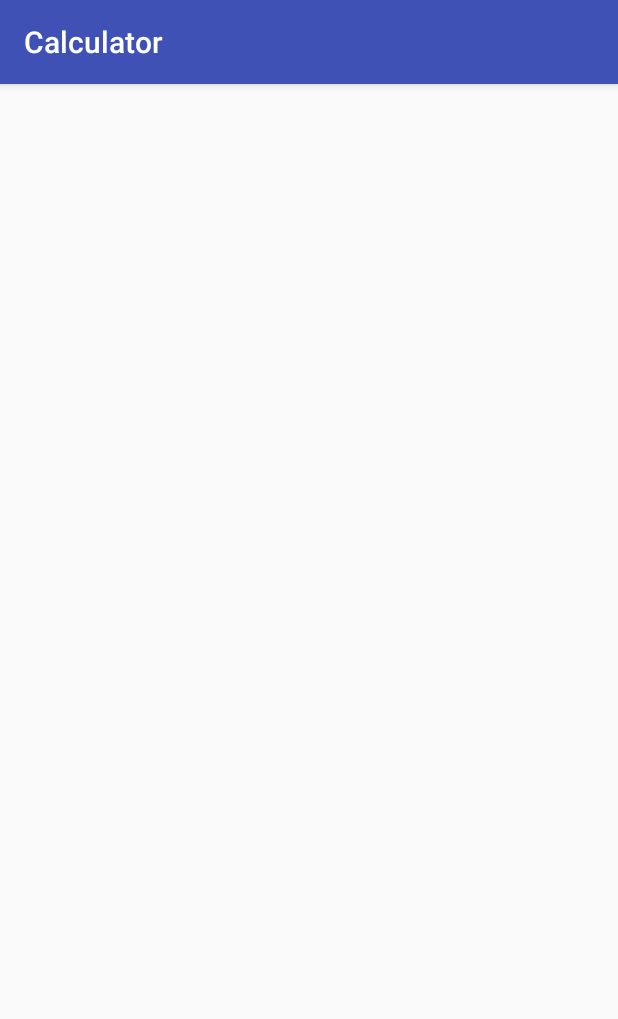
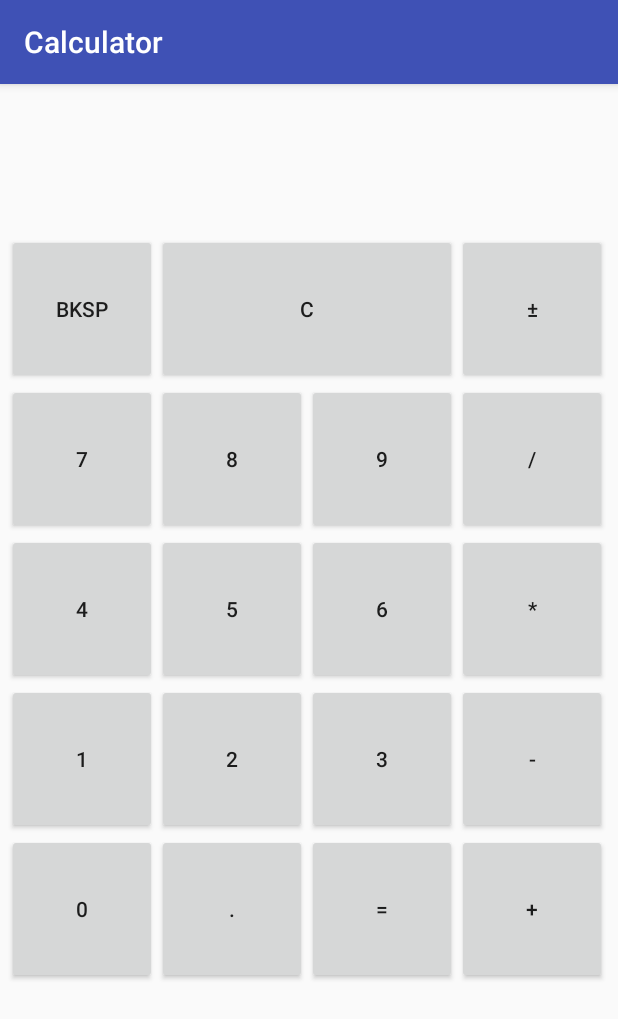
Before and after one commit to BxBatman/Android-Calculator, an Android app: the Simple screen opened directly, with no data from a screen before it, on a phone screen of 412 x 824 dp. Shown: the top 1019 px of the screen. Run offline under Robolectric (Android 15) with nearby library versions, the phone set to English and light mode, and no system bars.

Commit message:
simple calculator layout and sum works

```diff
--- a/app/src/main/java/com/sample/calculator/MainActivity.java
+++ b/app/src/main/java/com/sample/calculator/MainActivity.java
@@ -24,4 +24,9 @@ public class MainActivity extends AppCompatActivity {
         Intent intent = new Intent(this,About.class);
         startActivity(intent);
     }
+
+    public void simpleStart(View view){
+        Intent intent = new Intent(this,Simple.class);
+        startActivity(intent);
+    }
 }
--- a/app/src/main/java/com/sample/calculator/Simple.java
+++ b/app/src/main/java/com/sample/calculator/Simple.java
@@ -2,15 +2,123 @@ package com.sample.calculator;
 
 import android.os.Bundle;
 import android.support.v7.app.AppCompatActivity;
+import android.view.View;
+import android.widget.Button;
+import android.widget.TextView;
 
 /**
  * Created by Bartłomiej on 2018-03-12.
  */
 
 public class Simple extends AppCompatActivity {
+    TextView textView ;
+    Button one;
+    Button two;
+    Button three;
+    Button four;
+    Button five;
+    Button six;
+    Button seven;
+    Button eight;
+    Button nine;
+    Button coma;
+
+    String currentOperation;
+    String firstNumber;
+    String secondNumber;
+    boolean operationFlag = false;
     @Override
     protected void onCreate(Bundle savedInstanceState) {
         super.onCreate(savedInstanceState);
         setContentView(R.layout.simple);
+        textView = (TextView)findViewById(R.id.summary);
+        one = (Button)findViewById(R.id.one);
+        two = (Button)findViewById(R.id.two);
+        three = (Button)findViewById(R.id.three);
+        four = (Button)findViewById(R.id.four);
+        five = (Button)findViewById(R.id.five);
+        six = (Button)findViewById(R.id.six);
+        seven = (Button)findViewById(R.id.seven);
+        eight = (Button)findViewById(R.id.eight);
+        nine = (Button)findViewById(R.id.nine);
+        textView.setText("");
     }
+
+
+
+    public void backspace(View view){
+        String text = textView.getText().toString();
+        if(text != "" && text !=null && text.length() > 0){
+            text = text.substring(0,text.length()-1);
+            textView.setText(text);
+        }
+    }
+
+    public void clear(View view){
+        textView.setText("");
+    }
+
+    public void sum(View view){
+        operationFlag = true;
+        currentOperation = "sum";
+        firstNumber = textView.getText().toString();
+        textView.setText("");
+
+    }
+
+    public void equal(View view){
+        secondNumber=textView.getText().toString();
+        int equal = Integer.parseInt(firstNumber)+Integer.parseInt(secondNumber);
+        textView.setText(Integer.toString(equal));
+    }
+
+    public void addNumber_0(View view){
+        textView.setText(textView.getText()+"0");
+
+    }
+
+    public void addNumber_1(View view){
+        textView.setText(textView.getText()+"1");
+
+    }
+
+    public void addNumber_2(View view){
+        textView.setText(textView.getText()+"2");
+
+    }
+
+    public void addNumber_3(View view){
+        textView.setText(textView.getText()+"3");
+
+    }
+
+    public void addNumber_4(View view){
+        textView.setText(textView.getText()+"4");
+
+    }
+    public void addNumber_5(View view){
+        textView.setText(textView.getText()+"5");
+
+    }
+
+    public void addNumber_6(View view){
+        textView.setText(textView.getText()+"6");
+
+    }
+
+    public void addNumber_7(View view){
+        textView.setText(textView.getText()+"7");
+
+    }
+
+    public void addNumber_8(View view){
+        textView.setText(textView.getText()+"8");
+
+    }
+
+    public void addNumber_9(View view){
+        textView.setText(textView.getText()+"9");
+
+    }
+
 }
--- a/app/src/main/res/layout-land/activity_main.xml
+++ b/app/src/main/res/layout-land/activity_main.xml
@@ -23,7 +23,8 @@
             android:id="@+id/simple"
             android:layout_width="match_parent"
             android:layout_height="wrap_content"
-            android:text="Simple" />
+            android:text="Simple"
+            android:onClick="simpleStart"/>
 
         <Button
             android:id="@+id/advanced"
--- a/app/src/main/res/layout/activity_main.xml
+++ b/app/src/main/res/layout/activity_main.xml
@@ -22,7 +22,8 @@
             android:id="@+id/simple"
             android:layout_width="match_parent"
             android:layout_height="wrap_content"
-            android:text="Simple" />
+            android:text="Simple"
+            android:onClick="simpleStart"/>
 
         <Button
             android:id="@+id/advanced"
--- a/app/src/main/res/layout/simple.xml
+++ b/app/src/main/res/layout/simple.xml
@@ -1,6 +1,162 @@
 <?xml version="1.0" encoding="utf-8"?>
-<android.support.constraint.ConstraintLayout
-    xmlns:android="http://schemas.android.com/apk/res/android" android:layout_width="match_parent"
+<android.support.constraint.ConstraintLayout xmlns:android="http://schemas.android.com/apk/res/android"
+    xmlns:app="http://schemas.android.com/apk/res-auto"
+    xmlns:tools="http://schemas.android.com/tools"
+    android:layout_width="match_parent"
     android:layout_height="match_parent">
 
+    <RelativeLayout
+        android:layout_width="fill_parent"
+        android:layout_height="fill_parent" >
+
+        <GridLayout
+            android:layout_width="fill_parent"
+            android:layout_height="fill_parent"
+            android:layout_alignParentTop="true"
+            android:layout_centerHorizontal="true"
+            android:columnCount="4"
+            android:rowCount="6"
+            android:layout_marginLeft="10dip"
+            android:layout_marginBottom="10dip">
+
+            <TextView
+                android:id="@+id/summary"
+                android:layout_width="match_parent"
+                android:layout_height="100dip"
+                android:layout_columnSpan="4"
+                android:layout_rowSpan="1"
+                android:gravity="right"
+                android:textSize="40dp"
+                />
+
+            <Button
+                android:id="@+id/bksp"
+                android:layout_width="100dip"
+                android:layout_height="100dip"
+                android:layout_columnSpan="1"
+                android:text="Bksp"
+                android:onClick="backspace"/>
+            <Button
+                android:id="@+id/clear"
+                android:layout_width="200dip"
+                android:layout_height="100dip"
+                android:layout_columnSpan="2"
+                android:text="C"
+                android:onClick="clear"/>
+
+            <Button
+
+                android:layout_width="100dip"
+                android:layout_height="100dip"
+                android:layout_columnSpan="1"
+                android:text="±"/>
+
+            <Button
+                android:id="@+id/seven"
+                android:layout_width="100dip"
+                android:layout_height="100dip"
+                android:layout_columnSpan="1"
+                android:text="7"
+                android:onClick="addNumber_7"/>
+            <Button
+                android:id="@+id/eight"
+                android:layout_width="100dip"
+                android:layout_height="100dip"
+                android:layout_columnSpan="1"
+                android:text="8"
+                android:onClick="addNumber_8"/>
+            <Button
+                android:id="@+id/nine"
+                android:layout_width="100dip"
+                android:layout_height="100dip"
+                android:layout_columnSpan="1"
+                android:text="9"
+                android:onClick="addNumber_9"/>
+            <Button
+                android:layout_width="100dip"
+                android:layout_height="100dip"
+                android:layout_columnSpan="1"
+                android:text="/"
+                />
+            <Button
+                android:id="@+id/four"
+                android:layout_width="100dip"
+                android:layout_height="100dip"
+                android:layout_columnSpan="1"
+                android:text="4"
+                android:onClick="addNumber_4"/>
+            <Button
+                android:id="@+id/five"
+                android:layout_width="100dip"
+                android:layout_height="100dip"
+                android:layout_columnSpan="1"
+                android:text="5"
+                android:onClick="addNumber_5"/>
+            <Button
+                android:id="@+id/six"
+                android:layout_width="100dip"
+                android:layout_height="100dip"
+                android:layout_columnSpan="1"
+                android:text="6"
+                android:onClick="addNumber_6"/>
+            <Button
+                android:layout_width="100dip"
+                android:layout_height="100dip"
+                android:layout_columnSpan="1"
+                android:text="*"/>
+            <Button
+                android:id="@+id/one"
+                android:layout_width="100dip"
+                android:layout_height="100dip"
+                android:layout_columnSpan="1"
+                android:text="1"
+                android:onClick="addNumber_1"/>
+            <Button
+                android:id="@+id/two"
+                android:layout_width="100dip"
+                android:layout_height="100dip"
+                android:layout_columnSpan="1"
+                android:text="2"
+                android:onClick="addNumber_2"/>
+            <Button
+                android:id="@+id/three"
+                android:layout_width="100dip"
+                android:layout_height="100dip"
+                android:layout_columnSpan="1"
+                android:text="3"
+                android:onClick="addNumber_3"/>
+            <Button
+
+                android:layout_width="100dip"
+                android:layout_height="100dip"
+                android:layout_columnSpan="1"
+                android:text="-"/>
+            <Button
+                android:layout_width="100dip"
+                android:layout_height="100dip"
+                android:layout_columnSpan="1"
+                android:text="0"
+                android:onClick="addNumber_0"/>
+            <Button
+                android:layout_width="100dip"
+                android:layout_height="100dip"
+                android:layout_columnSpan="1"
+                android:text="."/>
+            <Button
+                android:id="@+id/equal"
+                android:layout_width="100dip"
+                android:layout_height="100dip"
+                android:layout_columnSpan="1"
+                android:text="="
+                android:onClick="equal"/>
+            <Button
+                android:layout_width="100dip"
+                android:layout_height="100dip"
+                android:layout_columnSpan="1"
+                android:text="+"
+                android:onClick="sum"/>
+
+
+        </GridLayout>
+    </RelativeLayout>
 </android.support.constraint.ConstraintLayout>
```
